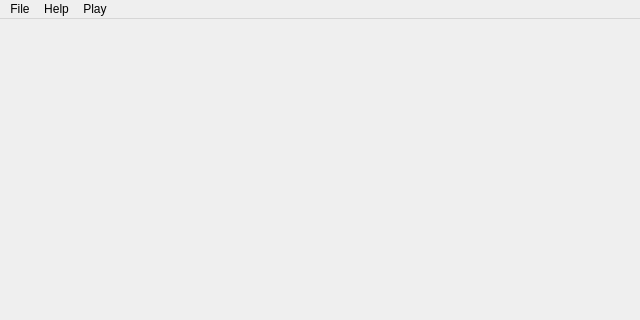
shypre/YASBoard, file YASBoard/mainwindow.ui: the form before one commit; both pictures show x 0 to 640 and y 0 to 320 of the 640 by 480 pixel window.
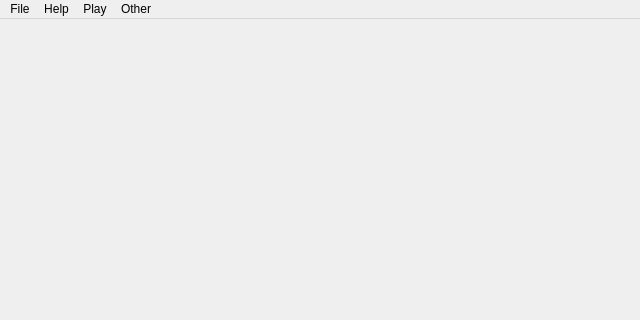
The form after the commit.

Commit message: Add option to play audio file

```diff
--- a/YASBoard/mainwindow.ui
+++ b/YASBoard/mainwindow.ui
@@ -42,9 +42,16 @@
     <addaction name="actionMeme_1"/>
     <addaction name="actionMeme_2"/>
    </widget>
+   <widget class="QMenu" name="menuOther">
+    <property name="title">
+     <string>Other</string>
+    </property>
+    <addaction name="actionPlay_File"/>
+   </widget>
    <addaction name="menuFile"/>
    <addaction name="menuAbout"/>
    <addaction name="menuPlay"/>
+   <addaction name="menuOther"/>
   </widget>
   <widget class="QStatusBar" name="statusbar"/>
   <action name="actionQuit">
```
Left out of the diff: 5 changed lines with no effect on the pictures. The commit also changes 2 other files.
